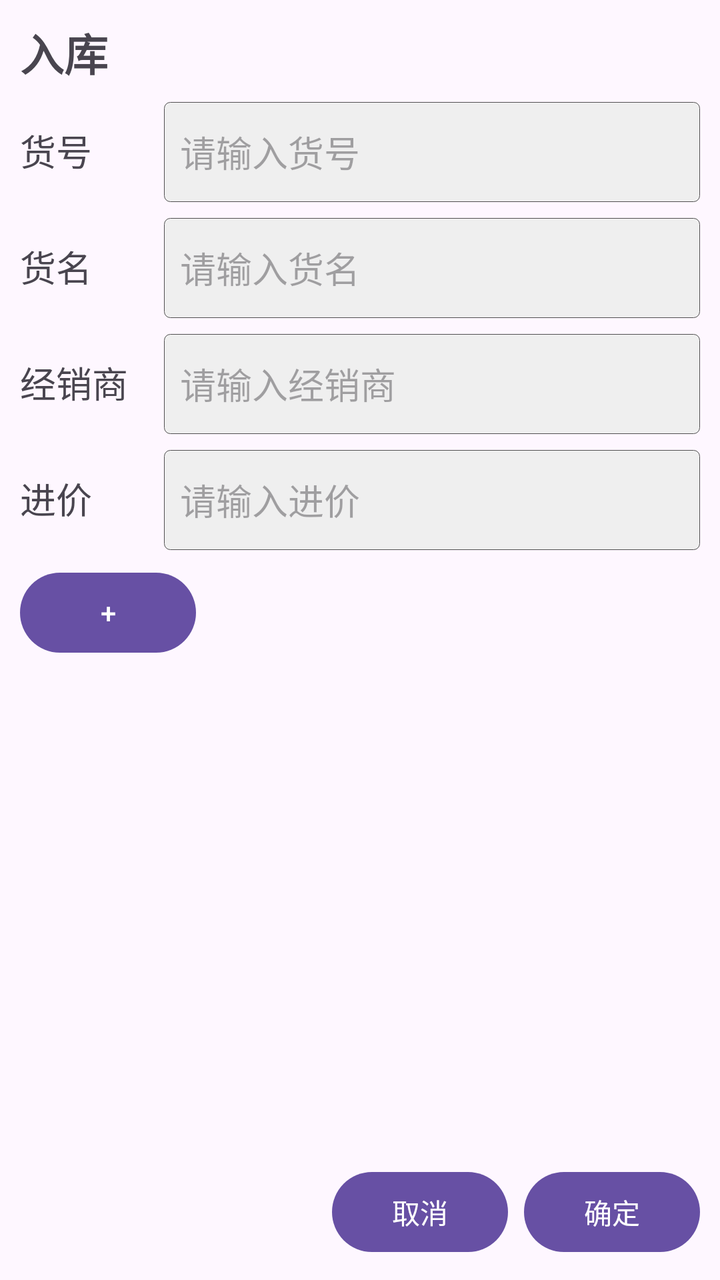
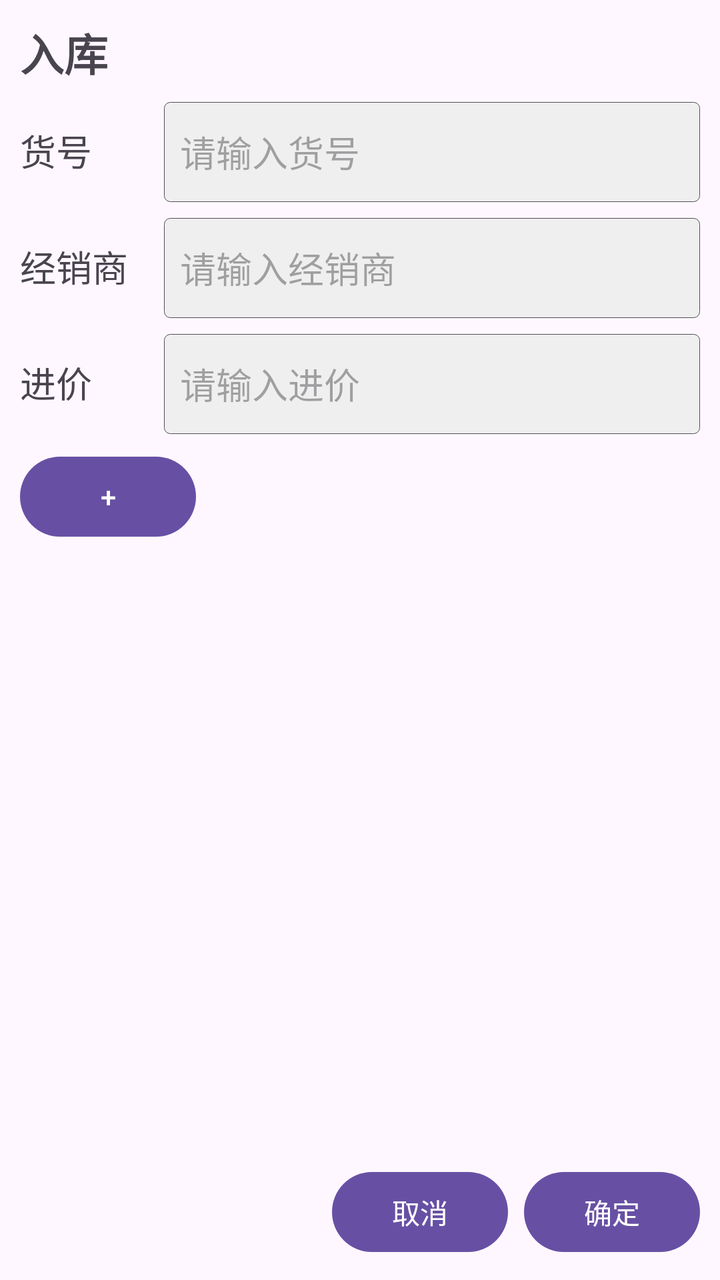

Before-and-after screenshots of an Android layout around one commit, followed by the original layout XML and the change that was made.
<!-- AndroidManifest.xml: application theme Theme.MyApplication -->
<!-- res/layout/purchase_order.xml -->
<?xml version="1.0" encoding="utf-8"?>
<LinearLayout xmlns:android="http://schemas.android.com/apk/res/android"
    xmlns:tools="http://schemas.android.com/tools"
    android:id="@+id/order_edit_root"
    android:layout_width="match_parent"
    android:layout_height="match_parent"
    android:orientation="vertical">

    <LinearLayout
        android:layout_width="match_parent"
        android:layout_height="match_parent"
        android:orientation="vertical"
        android:padding="10dp">

        <TextView
            android:id="@+id/text_order_title"
            android:layout_width="match_parent"
            android:layout_height="wrap_content"
            android:layout_marginBottom="8dp"
            android:text="@string/order_editor_title_purchase"
            android:textSize="22sp"
            android:textStyle="bold" />

        
        <LinearLayout
            android:layout_width="match_parent"
            android:layout_height="wrap_content"
            android:orientation="horizontal">

            <TextView
                android:id="@+id/text_article_id"
                android:layout_width="64dp"
                android:layout_height="50dp"
                android:layout_marginEnd="8dp"
                android:layout_marginBottom="8dp"
                android:gravity="center_vertical"
                android:text="@string/purchase_order_article_id"
                android:textSize="18sp" />

            <EditText
                android:id="@+id/article_id_fill"
                android:layout_width="0dp"
                android:layout_height="50dp"
                android:layout_marginBottom="8dp"
                android:layout_weight="1"
                android:autofillHints=""
                android:background="@drawable/edit_border"
                android:hint="@string/article_id_hint"
                android:inputType="text"
                android:paddingStart="8dp"
                android:paddingEnd="8dp"
                tools:ignore="LabelFor" />
        </LinearLayout>

        
        <LinearLayout
            android:layout_width="match_parent"
            android:layout_height="wrap_content"
            android:orientation="horizontal">

            <TextView
                android:id="@+id/text_article_name"
                android:layout_width="64dp"
                android:layout_height="50dp"
                android:layout_marginEnd="8dp"
                android:layout_marginBottom="8dp"
                android:gravity="center_vertical"
                android:text="@string/purchase_order_article_name"
                android:textSize="18sp" />

            <EditText
                android:id="@+id/article_name_fill"
                android:layout_width="0dp"
                android:layout_height="50dp"
                android:layout_marginBottom="8dp"
                android:layout_weight="1"
                android:autofillHints=""
                android:background="@drawable/edit_border"
                android:hint="@string/article_name_hint"
                android:inputType="text"
                android:paddingStart="8dp"
                android:paddingEnd="8dp"
                tools:ignore="LabelFor" />
        </LinearLayout>

        
        <LinearLayout
            android:layout_width="match_parent"
            android:layout_height="wrap_content"
            android:orientation="horizontal">

            <TextView
                android:id="@+id/text_dealer"
                android:layout_width="64dp"
                android:layout_height="50dp"
                android:layout_marginEnd="8dp"
                android:layout_marginBottom="8dp"
                android:gravity="center_vertical"
                android:text="@string/purchase_order_dealer"
                android:textSize="18sp" />

            <EditText
                android:id="@+id/dealer_fill"
                android:layout_width="0dp"
                android:layout_height="50dp"
                android:layout_marginBottom="8dp"
                android:layout_weight="1"
                android:autofillHints=""
                android:background="@drawable/edit_border"
                android:hint="@string/dealer_hint"
                android:inputType="text"
                android:paddingStart="8dp"
                android:paddingEnd="8dp"
                tools:ignore="LabelFor" />
        </LinearLayout>

        
        <LinearLayout
            android:layout_width="match_parent"
            android:layout_height="wrap_content"
            android:orientation="horizontal">

            <TextView
                android:id="@+id/text_price"
                android:layout_width="64dp"
                android:layout_height="50dp"
                android:layout_marginEnd="8dp"
                android:layout_marginBottom="8dp"
                android:gravity="center_vertical"
                android:text="@string/purchase_order_price"
                android:textSize="18sp" />

            <EditText
                android:id="@+id/price_fill"
                android:layout_width="0dp"
                android:layout_height="50dp"
                android:layout_marginBottom="8dp"
                android:layout_weight="1"
                android:autofillHints=""
                android:background="@drawable/edit_border"
                android:hint="@string/purchase_price_hint"
                android:inputType="numberDecimal"
                android:paddingStart="8dp"
                android:paddingEnd="8dp"
                tools:ignore="LabelFor" />
        </LinearLayout>

        
        <Button
            android:id="@+id/btn_add_line"
            android:layout_width="wrap_content"
            android:layout_height="wrap_content"
            android:text="@string/add_order_row" />

        <androidx.recyclerview.widget.RecyclerView
            android:id="@+id/rv_purchase_table"
            android:layout_width="match_parent"
            android:layout_height="0dp"
            android:layout_marginTop="8dp"
            android:layout_weight="1"
            tools:listitem="@layout/order_row" />

        
        <LinearLayout
            android:layout_width="match_parent"
            android:layout_height="wrap_content"
            android:layout_marginTop="8dp"
            android:gravity="end"
            android:orientation="horizontal">

            <Button
                android:id="@+id/btn_cancel_order"
                android:layout_width="wrap_content"
                android:layout_height="wrap_content"
                android:text="@string/cancel" />

            <Button
                android:id="@+id/btn_confirm_order"
                android:layout_width="wrap_content"
                android:layout_height="wrap_content"
                android:layout_marginStart="8dp"
                android:text="@string/confirm" />
        </LinearLayout>
    </LinearLayout>
</LinearLayout>
<!-- res/layout/order_row.xml (included above) -->
<?xml version="1.0" encoding="utf-8"?>
<LinearLayout xmlns:android="http://schemas.android.com/apk/res/android"
    xmlns:app="http://schemas.android.com/apk/res-auto"
    xmlns:tools="http://schemas.android.com/tools"
    android:layout_width="match_parent"
    android:layout_height="wrap_content"
    android:orientation="horizontal"
    android:padding="2dp">

    <LinearLayout
        android:layout_width="0dp"
        android:layout_height="wrap_content"
        android:layout_weight="1"
        android:orientation="vertical">

        <LinearLayout
            android:layout_width="match_parent"
            android:layout_height="wrap_content"
            android:orientation="horizontal">

            
            <com.google.android.material.textfield.TextInputLayout
                android:id="@+id/layout_row_color"
                style="@style/Widget.Material3.TextInputLayout.OutlinedBox.Dense.ExposedDropdownMenu"
                android:layout_width="0dp"
                android:layout_height="wrap_content"
                android:layout_gravity="center_vertical"
                android:layout_margin="1dp"
                android:layout_weight="1"
                app:hintEnabled="false">

                <com.google.android.material.textfield.MaterialAutoCompleteTextView
                    android:id="@+id/dropdown_row_color"
                    android:layout_width="match_parent"
                    android:layout_height="wrap_content"
                    android:inputType="none"
                    android:paddingStart="0dp"
                    android:textSize="15sp"
                    tools:ignore="LabelFor" />
            </com.google.android.material.textfield.TextInputLayout>

            <EditText
                android:id="@+id/size34_fill"
                android:layout_width="0dp"
                android:layout_height="50dp"
                android:layout_margin="1dp"
                android:layout_weight="1"
                android:background="@drawable/edit_border"
                android:gravity="center"
                android:hint="34"
                android:inputType="number" />

            <EditText
                android:id="@+id/size35_fill"
                android:layout_width="0dp"
                android:layout_height="50dp"
                android:layout_margin="1dp"
                android:layout_weight="1"
                android:background="@drawable/edit_border"
                android:gravity="center"
                android:hint="35"
                android:inputType="number" />

            <EditText
                android:id="@+id/size36_fill"
                android:layout_width="0dp"
                android:layout_height="50dp"
                android:layout_margin="1dp"
                android:layout_weight="1"
                android:background="@drawable/edit_border"
                android:gravity="center"
                android:hint="36"
                android:inputType="number" />
        </LinearLayout>

        <LinearLayout
            android:layout_width="match_parent"
            android:layout_height="wrap_content"
            android:orientation="horizontal">

            <EditText
                android:id="@+id/size37_fill"
                android:layout_width="0dp"
                android:layout_height="50dp"
                android:layout_margin="1dp"
                android:layout_weight="1"
                android:background="@drawable/edit_border"
                android:gravity="center"
                android:hint="37"
                android:inputType="number" />

            <EditText
                android:id="@+id/size38_fill"
                android:layout_width="0dp"
                android:layout_height="50dp"
                android:layout_margin="1dp"
                android:layout_weight="1"
                android:background="@drawable/edit_border"
                android:gravity="center"
                android:hint="38"
                android:inputType="number" />

            <EditText
                android:id="@+id/size39_fill"
                android:layout_width="0dp"
                android:layout_height="50dp"
                android:layout_margin="1dp"
                android:layout_weight="1"
                android:background="@drawable/edit_border"
                android:gravity="center"
                android:hint="39"
                android:inputType="number" />

            <EditText
                android:id="@+id/size40_fill"
                android:layout_width="0dp"
                android:layout_height="50dp"
                android:layout_margin="1dp"
                android:layout_weight="1"
                android:background="@drawable/edit_border"
                android:gravity="center"
                android:hint="40"
                android:inputType="number" />
        </LinearLayout>


        <LinearLayout
            android:layout_width="match_parent"
            android:layout_height="wrap_content"
            android:orientation="horizontal">

            <EditText
                android:id="@+id/size41_fill"
                android:layout_width="0dp"
                android:layout_height="50dp"
                android:layout_margin="1dp"
                android:layout_weight="1"
                android:background="@drawable/edit_border"
                android:gravity="center"
                android:hint="41"
                android:inputType="number" />

            <EditText
                android:id="@+id/size42_fill"
                android:layout_width="0dp"
                android:layout_height="50dp"
                android:layout_margin="1dp"
                android:layout_weight="1"
                android:background="@drawable/edit_border"
                android:gravity="center"
                android:hint="42"
                android:inputType="number" />

            <EditText
                android:id="@+id/size43_fill"
                android:layout_width="0dp"
                android:layout_height="50dp"
                android:layout_margin="1dp"
                android:layout_weight="1"
                android:background="@drawable/edit_border"
                android:gravity="center"
                android:hint="43"
                android:inputType="number" />

            <EditText
                android:id="@+id/size44_fill"
                android:layout_width="0dp"
                android:layout_height="50dp"
                android:layout_margin="1dp"
                android:layout_weight="1"
                android:background="@drawable/edit_border"
                android:gravity="center"
                android:hint="44"
                android:inputType="number" />
        </LinearLayout>

    </LinearLayout>

    
    <Button
        android:id="@+id/btn_delete_row"
        android:layout_width="44dp"
        android:layout_height="156dp"
        android:layout_gravity="center_vertical"
        android:layout_marginStart="2dp"
        android:minWidth="0dp"
        android:minHeight="0dp"
        android:padding="0dp"
        android:text="@string/delete_order_row"
        android:textSize="24sp" />
</LinearLayout>
<!-- resources referenced by this layout -->
<resources>
  <!-- drawable edit_border (drawable) -->
  <?xml version="1.0" encoding="utf-8"?>
  <layer-list
      xmlns:android="http://schemas.android.com/apk/res/android">
      <item>
          <shape
              android:shape="rectangle">
              <solid
                  android:color="#EFEFEF"/>
              <corners
                  android:radius="3dip"
                  />
              <stroke
                  android:width="0.5px"
                  android:color="#505050"/>
          </shape>
      </item>
  </layer-list>
  <string name="add_order_row">+</string>
  <string name="article_id_hint">请输入货号</string>
  <string name="article_name_hint">请输入货名</string>
  <string name="cancel">取消</string>
  <string name="confirm">确定</string>
  <string name="dealer_hint">请输入经销商</string>
  <string name="delete_order_row">−</string>
  <string name="order_editor_title_purchase">入库</string>
  <string name="purchase_order_article_id">货号</string>
  <string name="purchase_order_article_name">货名</string>
  <string name="purchase_order_dealer">经销商</string>
  <string name="purchase_order_price">进价</string>
  <string name="purchase_price_hint">请输入进价</string>
  <style name="Theme.MyApplication" parent="Base.Theme.MyApplication" />
  <style name="Base.Theme.MyApplication" parent="Theme.Material3.DayNight.NoActionBar">
          
          
      </style>
</resources>

<!-- the commit's change to res/layout/purchase_order.xml (unified diff, before → after) -->
@@ -46,37 +46,6 @@
                 android:autofillHints=""
                 android:background="@drawable/edit_border"
                 android:hint="@string/article_id_hint"
-                android:inputType="text"
-                android:paddingStart="8dp"
-                android:paddingEnd="8dp"
-                tools:ignore="LabelFor" />
-        </LinearLayout>
-
-        
-        <LinearLayout
-            android:layout_width="match_parent"
-            android:layout_height="wrap_content"
-            android:orientation="horizontal">
-
-            <TextView
-                android:id="@+id/text_article_name"
-                android:layout_width="64dp"
-                android:layout_height="50dp"
-                android:layout_marginEnd="8dp"
-                android:layout_marginBottom="8dp"
-                android:gravity="center_vertical"
-                android:text="@string/purchase_order_article_name"
-                android:textSize="18sp" />
-
-            <EditText
-                android:id="@+id/article_name_fill"
-                android:layout_width="0dp"
-                android:layout_height="50dp"
-                android:layout_marginBottom="8dp"
-                android:layout_weight="1"
-                android:autofillHints=""
-                android:background="@drawable/edit_border"
-                android:hint="@string/article_name_hint"
                 android:inputType="text"
                 android:paddingStart="8dp"
                 android:paddingEnd="8dp"
@@ -360,6 +329,33 @@
                 android:inputType="number" />
         </LinearLayout>
 
+        
+        <FrameLayout
+            android:id="@+id/row_picture_box"
+            android:layout_width="72dp"
+            android:layout_height="72dp"
+            android:layout_margin="1dp"
+            android:background="@drawable/dashed_add_border"
+            android:clickable="true"
+            android:focusable="true">
+
+            <ImageView
+                android:id="@+id/image_row_picture"
+                android:layout_width="match_parent"
+                android:layout_height="match_parent"
+                android:contentDescription="@string/row_picture_hint"
+                android:scaleType="centerCrop"
+                android:visibility="gone" />
+
+            <TextView
+                android:id="@+id/text_row_picture_add"
+                android:layout_width="match_parent"
+                android:layout_height="match_parent"
+                android:gravity="center"
+                android:text="@string/row_picture_add"
+                android:textColor="@color/black"
+                android:textSize="22sp" />
+        </FrameLayout>
     </LinearLayout>
 
     
<!-- resource entries referenced after the edit -->
@@ -1,5 +1,18 @@
 <!-- resources referenced by this layout -->
 <resources>
+  <color name="black">#FF000000</color>
+  <!-- drawable dashed_add_border (drawable) -->
+  <?xml version="1.0" encoding="utf-8"?>
+  <shape xmlns:android="http://schemas.android.com/apk/res/android"
+      android:shape="rectangle">
+      <solid android:color="#14000000" />
+      <corners android:radius="4dp" />
+      <stroke
+          android:width="1dp"
+          android:color="#999999"
+          android:dashGap="4dp"
+          android:dashWidth="6dp" />
+  </shape>
   <!-- drawable edit_border (drawable) -->
   <?xml version="1.0" encoding="utf-8"?>
   <layer-list
@@ -20,17 +33,17 @@
   </layer-list>
   <string name="add_order_row">+</string>
   <string name="article_id_hint">请输入货号</string>
-  <string name="article_name_hint">请输入货名</string>
   <string name="cancel">取消</string>
   <string name="confirm">确定</string>
   <string name="dealer_hint">请输入经销商</string>
   <string name="delete_order_row">−</string>
   <string name="order_editor_title_purchase">入库</string>
   <string name="purchase_order_article_id">货号</string>
-  <string name="purchase_order_article_name">货名</string>
   <string name="purchase_order_dealer">经销商</string>
   <string name="purchase_order_price">进价</string>
   <string name="purchase_price_hint">请输入进价</string>
+  <string name="row_picture_add">＋</string>
+  <string name="row_picture_hint">鞋子图片</string>
   <style name="Theme.MyApplication" parent="Base.Theme.MyApplication" />
   <style name="Base.Theme.MyApplication" parent="Theme.Material3.DayNight.NoActionBar">
           
